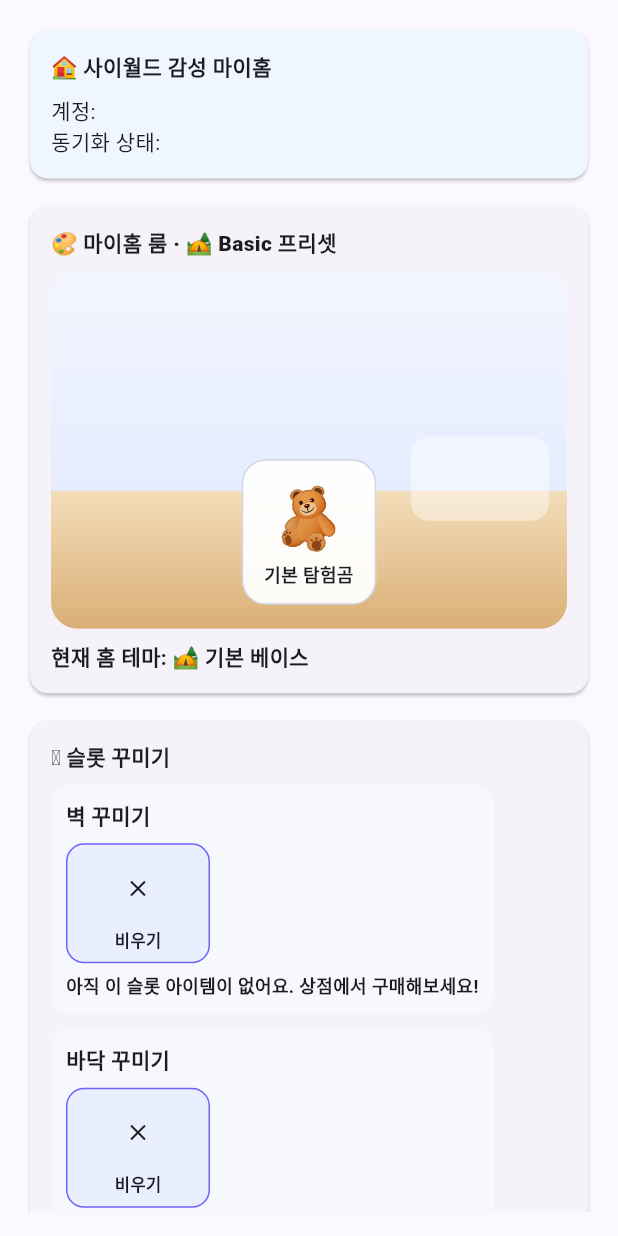
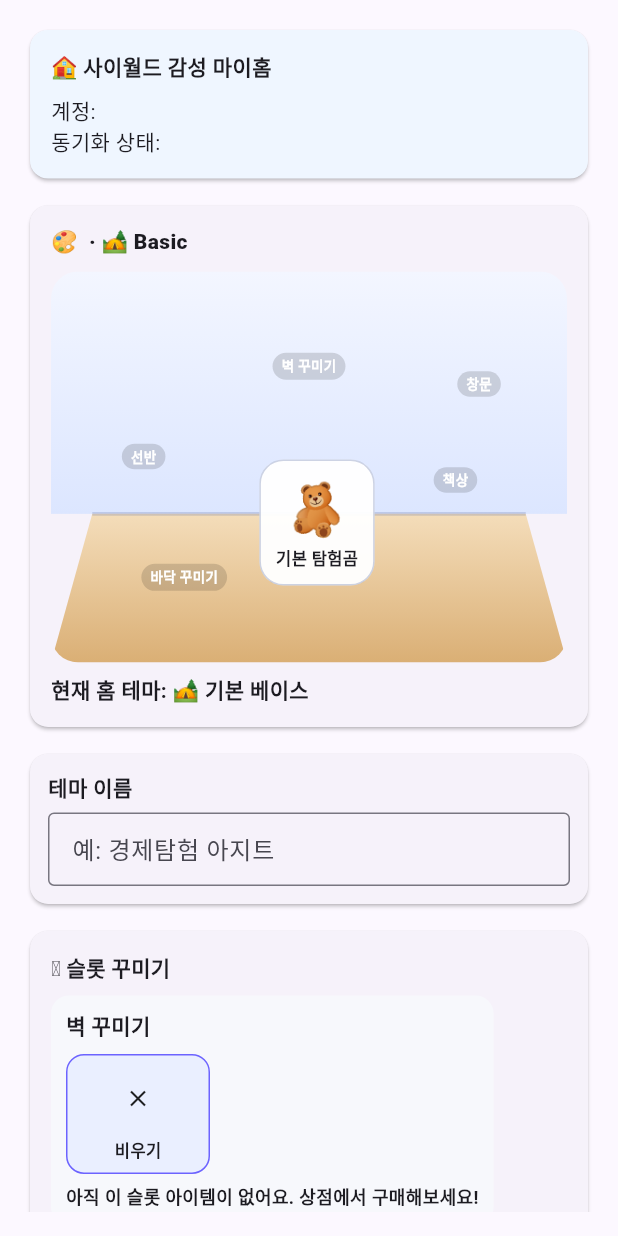
Before and after one commit to rlagusghvv/money-explorer-mvp, a Flutter app: the _MyHomeTab widget shown alone on an empty page, opened directly with empty values, on a phone screen of 412 x 824 dp. Run offline on Flutter 3.47's test engine with Material 3 defaults, Android fonts, the phone set to English and light mode, and no system bars; our stand-ins replace audioplayers, shared_preferences; accounts and stored records are empty.

Commit message:
feat(myhome): add miniroom shell zones and theme name persistence

```diff
--- a/lib/main.dart
+++ b/lib/main.dart
@@ -274,7 +274,7 @@ class ScenarioResult {
 
 enum CosmeticType { character, home, decoration }
 
-enum DecorationZone { wall, floor, desk }
+enum DecorationZone { wall, floor, desk, shelf, window }
 
 extension DecorationZoneX on DecorationZone {
   String get key => name;
@@ -282,7 +282,9 @@ extension DecorationZoneX on DecorationZone {
   String get label => switch (this) {
     DecorationZone.wall => '벽 꾸미기',
     DecorationZone.floor => '바닥 꾸미기',
-    DecorationZone.desk => '소품 선반',
+    DecorationZone.desk => '책상',
+    DecorationZone.shelf => '선반',
+    DecorationZone.window => '창문',
   };
 }
 
@@ -422,6 +424,15 @@ const List<ShopItem> kShopItems = [
     description: '벽을 환하게 만드는 별빛 장식!',
   ),
   ShopItem(
+    id: 'deco_wall_frame',
+    name: '경제 명언 액자',
+    type: CosmeticType.decoration,
+    zone: DecorationZone.wall,
+    price: 90,
+    emoji: '🖼️',
+    description: '벽 중앙을 채우는 미니 액자 장식!',
+  ),
+  ShopItem(
     id: 'deco_floor_rug',
     name: '포근 러그',
     type: CosmeticType.decoration,
@@ -440,13 +451,22 @@ const List<ShopItem> kShopItems = [
     description: '저축 습관을 보여주는 미니 박스!',
   ),
   ShopItem(
+    id: 'deco_floor_plant',
+    name: '힐링 화분',
+    type: CosmeticType.decoration,
+    zone: DecorationZone.floor,
+    price: 95,
+    emoji: '🪴',
+    description: '방 분위기를 살리는 코너 화분!',
+  ),
+  ShopItem(
     id: 'deco_desk_globe',
     name: '뉴스 지구본',
     type: CosmeticType.decoration,
     zone: DecorationZone.desk,
     price: 0,
     emoji: '🌍',
-    description: '선반 위 글로벌 뉴스 탐험 소품!',
+    description: '책상 위 글로벌 뉴스 탐험 소품!',
   ),
   ShopItem(
     id: 'deco_desk_trophy',
@@ -456,6 +476,42 @@ const List<ShopItem> kShopItems = [
     price: 120,
     emoji: '🏆',
     description: '챕터 완주를 기념하는 반짝 트로피!',
+  ),
+  ShopItem(
+    id: 'deco_shelf_books',
+    name: '경제 도서 세트',
+    type: CosmeticType.decoration,
+    zone: DecorationZone.shelf,
+    price: 0,
+    emoji: '📚',
+    description: '선반에 꽂아두는 경제 필독서!',
+  ),
+  ShopItem(
+    id: 'deco_shelf_piggy',
+    name: '부자 돼지 저금통',
+    type: CosmeticType.decoration,
+    zone: DecorationZone.shelf,
+    price: 115,
+    emoji: '🐷',
+    description: '선반 위 저축 습관 마스코트!',
+  ),
+  ShopItem(
+    id: 'deco_window_curtain',
+    name: '하늘 커튼',
+    type: CosmeticType.decoration,
+    zone: DecorationZone.window,
+    price: 0,
+    emoji: '🪟',
+    description: '창문을 아늑하게 꾸미는 커튼!',
+  ),
+  ShopItem(
+    id: 'deco_window_cloud',
+    name: '구름 모빌',
+    type: CosmeticType.decoration,
+    zone: DecorationZone.window,
+    price: 100,
+    emoji: '☁️',
+    description: '창가에 달아두는 가벼운 모빌!',
   ),
 ];
 
@@ -474,6 +530,7 @@ class AppState {
     required this.equippedCharacterId,
     required this.equippedHomeId,
     required this.equippedDecorations,
+    required this.homeThemeName,
     required this.totalPointsSpent,
     required this.soundMuted,
   });
@@ -494,6 +551,8 @@ class AppState {
       'deco_wall_chart',
       'deco_floor_rug',
       'deco_desk_globe',
+      'deco_shelf_books',
+      'deco_window_curtain',
     },
     equippedCharacterId: 'char_default',
     equippedHomeId: 'home_base_default',
@@ -501,7 +560,10 @@ class AppState {
       DecorationZone.wall: 'deco_wall_chart',
       DecorationZone.floor: 'deco_floor_rug',
       DecorationZone.desk: 'deco_desk_globe',
+      DecorationZone.shelf: 'deco_shelf_books',
+      DecorationZone.window: 'deco_window_curtain',
     },
+    homeThemeName: '나의 미니룸',
     totalPointsSpent: 0,
     soundMuted: false,
   );
@@ -519,6 +581,7 @@ class AppState {
   final String equippedCharacterId;
   final String equippedHomeId;
   final Map<DecorationZone, String?> equippedDecorations;
+  final String homeThemeName;
   final int totalPointsSpent;
   final bool soundMuted;
 
@@ -601,6 +664,10 @@ class AppState {
               ? equippedDecorations[zone]
               : null,
       },
+      homeThemeName:
+          (json['homeThemeName'] as String?)?.trim().isNotEmpty == true
+          ? (json['homeThemeName'] as String).trim()
+          : initial.homeThemeName,
       totalPointsSpent:
           (json['totalPointsSpent'] as num?)?.round() ??
           initial.totalPointsSpent,
@@ -625,6 +692,7 @@ class AppState {
       for (final entry in equippedDecorations.entries)
         entry.key.key: entry.value,
     },
+    'homeThemeName': homeThemeName,
     'totalPointsSpent': totalPointsSpent,
     'soundMuted': soundMuted,
   };
@@ -643,6 +711,7 @@ class AppState {
     String? equippedCharacterId,
     String? equippedHomeId,
     Map<DecorationZone, String?>? equippedDecorations,
+    String? homeThemeName,
     int? totalPointsSpent,
     bool? soundMuted,
   }) {
@@ -660,6 +729,7 @@ class AppState {
       equippedCharacterId: equippedCharacterId ?? this.equippedCharacterId,
       equippedHomeId: equippedHomeId ?? this.equippedHomeId,
       equippedDecorations: equippedDecorations ?? this.equippedDecorations,
+      homeThemeName: homeThemeName ?? this.homeThemeName,
       totalPointsSpent: totalPointsSpent ?? this.totalPointsSpent,
       soundMuted: soundMuted ?? this.soundMuted,
     );
@@ -683,6 +753,7 @@ class AppStateStore {
   static const _kTotalPointsSpent = 'totalPointsSpent';
   static const _kAuthSession = 'authSession';
   static const _kSoundMuted = 'soundMuted';
+  static const _kHomeThemeName = 'homeThemeName';
 
   static Future<AppState> load() async {
     final prefs = await SharedPreferences.getInstance();
@@ -793,6 +864,10 @@ class AppStateStore {
               ? decorationRaw[zone.key] as String?
               : null,
       },
+      homeThemeName:
+          (prefs.getString(_kHomeThemeName) ?? '').trim().isNotEmpty
+          ? (prefs.getString(_kHomeThemeName) ?? '').trim()
+          : initial.homeThemeName,
       totalPointsSpent:
           prefs.getInt(_kTotalPointsSpent) ?? initial.totalPointsSpent,
       soundMuted: prefs.getBool(_kSoundMuted) ?? initial.soundMuted,
@@ -835,6 +910,7 @@ class AppStateStore {
     );
     await prefs.setInt(_kTotalPointsSpent, state.totalPointsSpent);
     await prefs.setBool(_kSoundMuted, state.soundMuted);
+    await prefs.setString(_kHomeThemeName, state.homeThemeName);
 
     final encoded = state.results
         .map(
@@ -1165,6 +1241,16 @@ class _GameHomePageState extends State<GameHomePage> {
     _persist();
   }
 
+  void _updateHomeThemeName(String value) {
+    final normalized = value.trim();
+    final next = normalized.isEmpty ? '나의 미니룸' : normalized;
+    if (next == _state.homeThemeName) return;
+    setState(() {
+      _state = _state.copyWith(homeThemeName: next);
+    });
+    _persist();
+  }
+
   void _resetProgress() {
     setState(() {
       _state = AppState.initial().copyWith(
@@ -1199,6 +1285,7 @@ class _GameHomePageState extends State<GameHomePage> {
         syncMessage: _syncMessage,
         session: _session,
         onPlaceDecoration: _placeDecoration,
+        onThemeNameChanged: _updateHomeThemeName,
       ),
       _ShopTab(state: _state, onBuyOrEquip: _buyAndEquipItem),
       _WeeklyReportTab(state: _state),
@@ -3029,12 +3116,14 @@ class _MyHomeTab extends StatefulWidget {
     required this.syncMessage,
     required this.session,
     required this.onPlaceDecoration,
+    required this.onThemeNameChanged,
   });
 
   final AppState state;
   final String? syncMessage;
   final StoredSession? session;
   final void Function(DecorationZone zone, String? itemId) onPlaceDecoration;
+  final ValueChanged<String> onThemeNameChanged;
 
   @override
   State<_MyHomeTab> createState() => _MyHomeTabState();
@@ -3043,6 +3132,21 @@ class _MyHomeTab extends StatefulWidget {
 class _MyHomeTabState extends State<_MyHomeTab> {
   bool _showEquipFx = false;
   String _equipFxLabel = '장착 완료!';
+  late final TextEditingController _themeNameController;
+
+  @override
+  void initState() {
+    super.initState();
+    _themeNameController = TextEditingController(
+      text: widget.state.homeThemeName,
+    );
+  }
+
+  @override
+  void dispose() {
+    _themeNameController.dispose();
+    super.dispose();
+  }
 
   ShopItem? _itemById(String? id) {
     if (id == null) return null;
@@ -3055,6 +3159,9 @@ class _MyHomeTabState extends State<_MyHomeTab> {
   @override
   void didUpdateWidget(covariant _MyHomeTab oldWidget) {
     super.didUpdateWidget(oldWidget);
+    if (_themeNameController.text != widget.state.homeThemeName) {
+      _themeNameController.text = widget.state.homeThemeName;
+    }
     if (oldWidget.state.equippedHomeId != widget.state.equippedHomeId) {
       _triggerEquipFx('테마 변경!');
       return;
@@ -3121,6 +3228,37 @@ class _MyHomeTabState extends State<_MyHomeTab> {
             itemById: _itemById,
             showEquipFx: _showEquipFx,
             equipFxLabel: _equipFxLabel,
+          ),
+          const SizedBox(height: 10),
+          Card(
+            child: Padding(
+              padding: const EdgeInsets.all(12),
+              child: Column(
+                crossAxisAlignment: CrossAxisAlignment.start,
+                children: [
+                  const Text(
+                    '테마 이름',
+                    style: TextStyle(fontWeight: FontWeight.w800),
+                  ),
+                  const SizedBox(height: 6),
+                  TextField(
+                    controller: _themeNameController,
+                    maxLength: 16,
+                    decoration: const InputDecoration(
+                      isDense: true,
+                      hintText: '예: 경제탐험 아지트',
+                      border: OutlineInputBorder(),
+                      counterText: '',
+                    ),
+                    onSubmitted: widget.onThemeNameChanged,
+                    onEditingComplete: () {
+                      widget.onThemeNameChanged(_themeNameController.text);
+                      FocusScope.of(context).unfocus();
+                    },
+                  ),
+                ],
+              ),
+            ),
           ),
           const SizedBox(height: 10),
           Card(
@@ -3233,6 +3371,22 @@ class _MyHomeTabState extends State<_MyHomeTab> {
   }
 }
 
+class _RoomAnchor {
+  const _RoomAnchor(this.alignment, this.size, this.depth);
+
+  final Alignment alignment;
+  final Size size;
+  final int depth;
+}
+
+class _RoomPlacedItem {
+  const _RoomPlacedItem({required this.item, required this.anchor, required this.zone});
+
+  final ShopItem item;
+  final _RoomAnchor anchor;
+  final DecorationZone zone;
+}
+
 class _MyHomeRoomCard extends StatelessWidget {
   const _MyHomeRoomCard({
     required this.state,
@@ -3246,12 +3400,27 @@ class _MyHomeRoomCard extends StatelessWidget {
   final bool showEquipFx;
   final String equipFxLabel;
 
+  static const Map<DecorationZone, _RoomAnchor> _anchors = {
+    DecorationZone.wall: _RoomAnchor(Alignment(0, -0.55), Size(168, 66), 1),
+    DecorationZone.window: _RoomAnchor(Alignment(0.72, -0.45), Size(100, 68), 2),
+    DecorationZone.shelf: _RoomAnchor(Alignment(-0.7, -0.05), Size(100, 54), 3),
+    DecorationZone.desk: _RoomAnchor(Alignment(0.62, 0.08), Size(112, 58), 4),
+    DecorationZone.floor: _RoomAnchor(Alignment(-0.58, 0.62), Size(130, 58), 5),
+  };
+
   @override
   Widget build(BuildContext context) {
     final theme = _HomeThemePreset.fromHomeId(state.equippedHomeId);
-    final wallItem = itemById(state.equippedDecorations[DecorationZone.wall]);
-    final floorItem = itemById(state.equippedDecorations[DecorationZone.floor]);
-    final deskItem = itemById(state.equippedDecorations[DecorationZone.desk]);
+    final items = DecorationZone.values
+        .map((zone) {
+          final item = itemById(state.equippedDecorations[zone]);
+          final anchor = _anchors[zone];
+          if (item == null || anchor == null) return null;
+          return _RoomPlacedItem(item: item, anchor: anchor, zone: zone);
+        })
+        .whereType<_RoomPlacedItem>()
+        .toList()
+      ..sort((a, b) => a.anchor.depth.compareTo(b.anchor.depth));
 
     return Card(
       child: Padding(
@@ -3260,150 +3429,95 @@ class _MyHomeRoomCard extends StatelessWidget {
           crossAxisAlignment: CrossAxisAlignment.start,
           children: [
             Text(
-              '🎨 마이홈 룸 · ${theme.atmosphere} ${theme.name} 프리셋',
+              '🎨 ${state.homeThemeName} · ${theme.atmosphere} ${theme.name}',
               style: const TextStyle(fontWeight: FontWeight.w900),
             ),
             const SizedBox(height: 10),
             AspectRatio(
-              aspectRatio: 1.45,
+              aspectRatio: 1.32,
               child: ClipRRect(
                 borderRadius: BorderRadius.circular(18),
-                child: Stack(
-                  children: [
-                    Positioned.fill(
-                      child: DecoratedBox(
-                        decoration: BoxDecoration(
-                          gradient: LinearGradient(
-                            begin: Alignment.topCenter,
-                            end: Alignment.bottomCenter,
-                            colors: theme.wallGradient,
-                          ),
+                child: LayoutBuilder(
+                  builder: (context, c) => Stack(
+                    children: [
+                      Positioned.fill(
+                        child: CustomPaint(
+                          painter: _MiniRoomShellPainter(theme: theme),
                         ),
                       ),
-                    ),
-                    Positioned.fill(child: _ThemeAtmosphereLayer(theme: theme)),
-                    Positioned(
-                      left: 0,
-                      right: 0,
-                      bottom: 0,
-                      height: 92,
-                      child: DecoratedBox(
-                        decoration: BoxDecoration(
-                          gradient: LinearGradient(
-                            colors: theme.floorGradient,
-                            begin: Alignment.topCenter,
-                            end: Alignment.bottomCenter,
+                      Positioned.fill(child: _ThemeAtmosphereLayer(theme: theme)),
+                      ...items.map((placed) {
+                        final left = (c.maxWidth - placed.anchor.size.width) *
+                            ((placed.anchor.alignment.x + 1) / 2);
+                        final top = (c.maxHeight - placed.anchor.size.height) *
+                            ((placed.anchor.alignment.y + 1) / 2);
+                        return Positioned(
+                          left: left,
+                          top: top,
+                          width: placed.anchor.size.width,
+                          height: placed.anchor.size.height,
+                          child: _DecorationObject(item: placed.item),
+                        );
+                      }),
+                      ..._anchors.entries.map((entry) {
+                        final anchor = entry.value;
+                        return Align(
+                          alignment: anchor.alignment,
+                          child: Container(
+                            margin: const EdgeInsets.only(bottom: 2),
+                            padding: const EdgeInsets.symmetric(horizontal: 6, vertical: 2),
+                            decoration: BoxDecoration(
+                              color: Colors.black.withValues(alpha: 0.14),
+                              borderRadius: BorderRadius.circular(999),
+                            ),
+                            child: Text(
+                              entry.key.label,
+                              style: const TextStyle(fontSize: 9, color: Colors.white, fontWeight: FontWeight.w700),
+                            ),
                           ),
-                        ),
-                      ),
-                    ),
-                    if (wallItem != null)
-                      Positioned(
-                        left: 18,
-                        top: 16,
-                        right: 18,
-                        height: 68,
-                        child: _DecorationObject(item: wallItem),
-                      ),
-                    if (floorItem != null)
-                      Positioned(
-                        left: 14,
-                        bottom: 20,
-                        width: 112,
-                        height: 56,
-                        child: _DecorationObject(item: floorItem),
-                      ),
-                    Positioned(
-                      right: 12,
-                      bottom: 72,
-                      width: 92,
-                      height: 56,
-                      child: DecoratedBox(
-                        decoration: BoxDecoration(
-                          color: Colors.white.withValues(alpha: 0.42),
-                          borderRadius: BorderRadius.circular(12),
-                        ),
-                      ),
-                    ),
-                    if (deskItem != null)
-                      Positioned(
-                        right: 16,
-                        bottom: 74,
-                        width: 86,
-                        height: 48,
-                        child: _DecorationObject(item: deskItem),
-                      ),
-                    Positioned(
-                      left: 0,
-                      right: 0,
-                      bottom: 16,
-                      child: Center(
+                        );
+                      }),
+                      Align(
+                        alignment: const Alignment(0.04, 0.42),
                         child: Container(
-                          constraints: const BoxConstraints(maxWidth: 150),
-                          padding: const EdgeInsets.symmetric(
-                            horizontal: 14,
-                            vertical: 10,
-                          ),
+                          constraints: const BoxConstraints(maxWidth: 140),
+                          padding: const EdgeInsets.symmetric(horizontal: 10, vertical: 8),
                           decoration: BoxDecoration(
-                            color: Colors.white.withValues(alpha: 0.94),
+                            color: Colors.white.withValues(alpha: 0.96),
                             borderRadius: BorderRadius.circular(16),
-                            border: Border.all(
-                              color: theme.accent.withValues(alpha: 0.28),
-                            ),
+                            border: Border.all(color: theme.accent.withValues(alpha: 0.3)),
                           ),
                           child: Column(
                             mainAxisSize: MainAxisSize.min,
                             children: [
-                              Text(
-                                state.equippedCharacter.emoji,
-                                style: const TextStyle(fontSize: 40),
-                              ),
+                              Text(state.equippedCharacter.emoji, style: const TextStyle(fontSize: 34)),
                               Text(
                                 state.equippedCharacter.name,
-                                textAlign: TextAlign.center,
                                 maxLines: 1,
                                 overflow: TextOverflow.ellipsis,
-                                style: const TextStyle(
-                                  fontWeight: FontWeight.w800,
-                                  fontSize: 12,
-                                ),
+                                style: const TextStyle(fontWeight: FontWeight.w800, fontSize: 11),
                               ),
                             ],
                           ),
                         ),
                       ),
-                    ),
-                    AnimatedOpacity(
-                      duration: const Duration(milliseconds: 220),
-                      opacity: showEquipFx ? 1 : 0,
-                      child: Center(
-                        child: AnimatedScale(
-                          duration: const Duration(milliseconds: 260),
-                          scale: showEquipFx ? 1 : 0.7,
+                      AnimatedOpacity(
+                        duration: const Duration(milliseconds: 220),
+                        opacity: showEquipFx ? 1 : 0,
+                        child: Center(
                           child: Container(
-                            padding: const EdgeInsets.symmetric(
-                              horizontal: 14,
-                              vertical: 8,
-                            ),
+                            padding: const EdgeInsets.symmetric(horizontal: 14, vertical: 8),
                             decoration: BoxDecoration(
                               color: const Color(0xFFFFFCE1),
                               borderRadius: BorderRadius.circular(999),
-                              border: Border.all(
-                                color: const Color(0xFFFFE083),
-                              ),
+                              border: Border.all(color: const Color(0xFFFFE083)),
                             ),
-                            child: Text(
-                              '✨ $equipFxLabel',
-                              style: const TextStyle(
-                                fontWeight: FontWeight.w900,
-                                fontSize: 12,
-                              ),
-                            ),
+                            child: Text('✨ $equipFxLabel', style: const TextStyle(fontWeight: FontWeight.w900, fontSize: 12)),
                           ),
                         ),
                       ),
-                    ),
-                  ],
+                    ],
+                  ),
                 ),
               ),
             ),
@@ -3417,6 +3531,51 @@ class _MyHomeRoomCard extends StatelessWidget {
       ),
     );
   }
+}
+
+class _MiniRoomShellPainter extends CustomPainter {
+  const _MiniRoomShellPainter({required this.theme});
+
+  final _HomeThemePreset theme;
+
+  @override
+  void paint(Canvas canvas, Size size) {
+    final wallRect = Rect.fromLTWH(0, 0, size.width, size.height * 0.62);
+    final wallPaint = Paint()
+      ..shader = LinearGradient(
+        begin: Alignment.topCenter,
+        end: Alignment.bottomCenter,
+        colors: theme.wallGradient,
+      ).createShader(wallRect);
+    canvas.drawRect(wallRect, wallPaint);
+
+    final floorPath = Path()
+      ..moveTo(size.width * 0.08, size.height * 0.62)
+      ..lineTo(size.width * 0.92, size.height * 0.62)
+      ..lineTo(size.width, size.height)
+      ..lineTo(0, size.height)
+      ..close();
+    final floorPaint = Paint()
+      ..shader = LinearGradient(
+        begin: Alignment.topCenter,
+        end: Alignment.bottomCenter,
+        colors: theme.floorGradient,
+      ).createShader(Rect.fromLTWH(0, size.height * 0.62, size.width, size.height * 0.38));
+    canvas.drawPath(floorPath, floorPaint);
+
+    final seamPaint = Paint()
+      ..color = theme.accent.withValues(alpha: 0.24)
+      ..strokeWidth = 2.4;
+    canvas.drawLine(
+      Offset(size.width * 0.08, size.height * 0.62),
+      Offset(size.width * 0.92, size.height * 0.62),
+      seamPaint,
+    );
+  }
+
+  @override
+  bool shouldRepaint(covariant _MiniRoomShellPainter oldDelegate) =>
+      oldDelegate.theme.name != theme.name;
 }
 
 class _ThemeAtmosphereLayer extends StatelessWidget {
```
